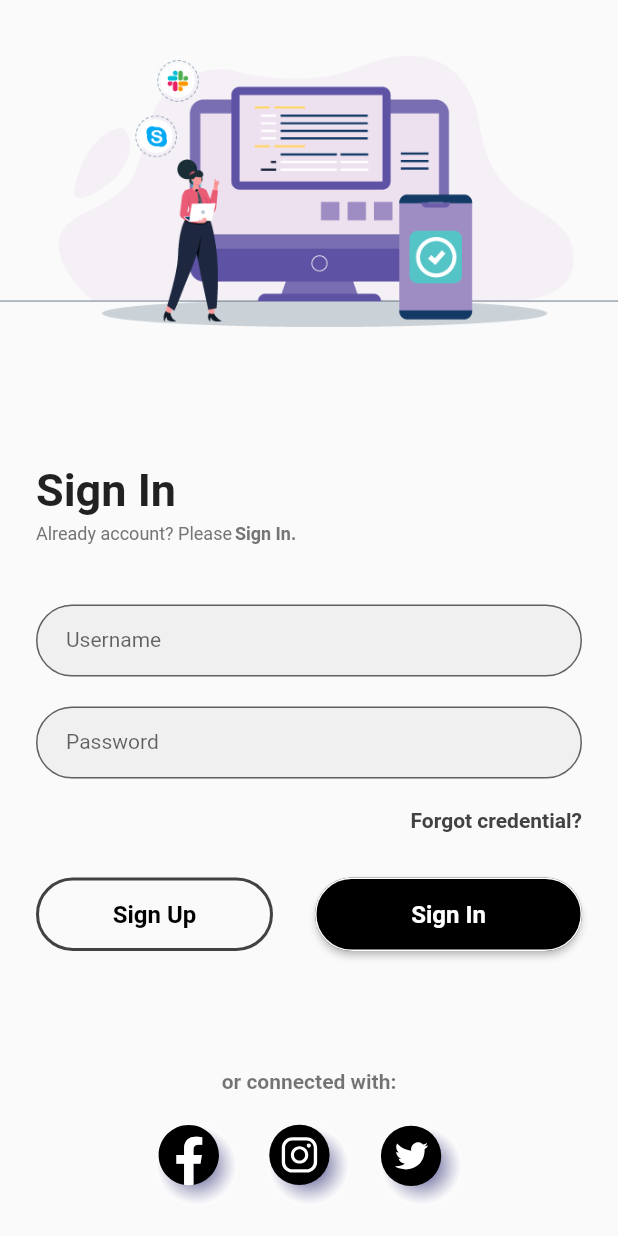
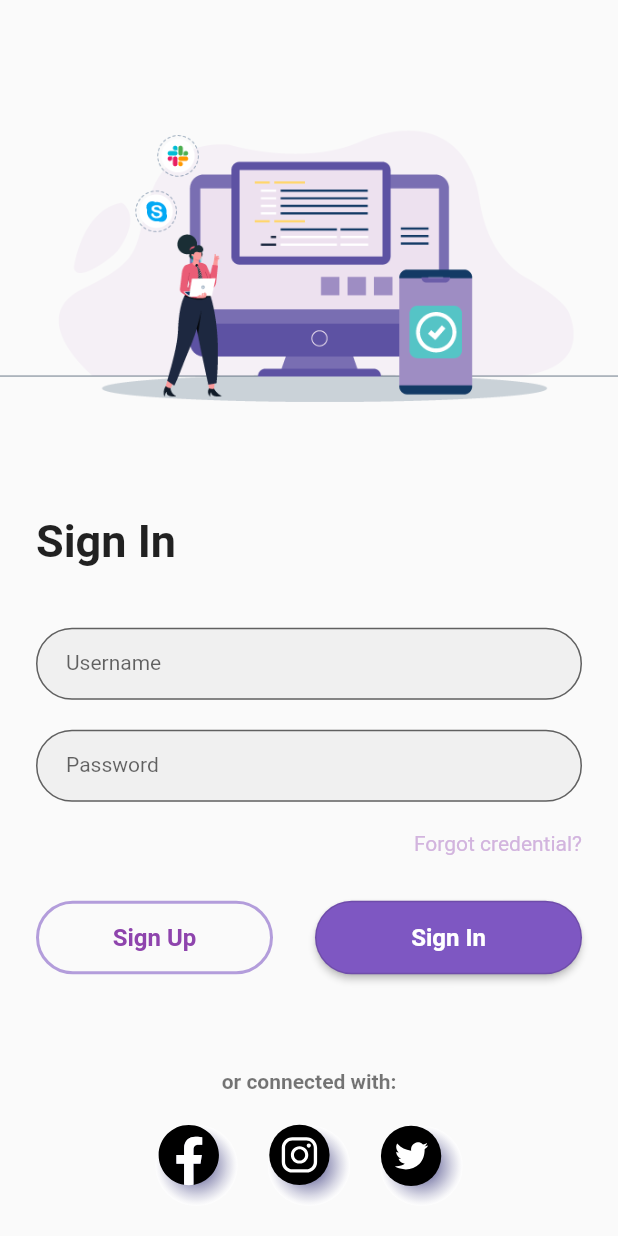
Before and after one commit to ekosuesanto/RentBus, a Flutter app: the SignInForm widget shown alone on an empty page, opened directly, on a phone screen of 412 x 824 dp. Run offline on Flutter 3.47's test engine with Material 2 defaults, Android fonts, the phone set to English and light mode, and no system bars; our stand-ins replace flutter_svg, shared_preferences; accounts and stored records are empty.

Commit message:
Snapshot 'eko_susanto_001'

```diff
--- a/lib/main.dart
+++ b/lib/main.dart
@@ -1,5 +1,4 @@
 import 'package:flutter/material.dart';
-import 'dart:async';
 import 'package:shared_preferences/shared_preferences.dart';
 import 'package:helloworld/onboarding.dart';
 import 'package:helloworld/main_page.dart';
--- a/lib/views/auth/sign_in.dart
+++ b/lib/views/auth/sign_in.dart
@@ -2,8 +2,6 @@ import 'package:flutter/cupertino.dart';
 import 'package:flutter/material.dart';
 import 'package:flutter/services.dart';
 import 'package:flutter_svg/svg.dart';
-import 'package:page_transition/page_transition.dart';
-import 'package:helloworld/views/register/register_view.dart';
 
 class SignIn extends StatelessWidget {
   Widget build(BuildContext context) {
@@ -29,9 +27,8 @@ class _SignInFormState extends State<SignInForm> {
     return LayoutBuilder(builder: (context, constraint) {
       return SingleChildScrollView(
         physics: ScrollPhysics(),
-        reverse: false,
-        primary:true,
-        keyboardDismissBehavior: ScrollViewKeyboardDismissBehavior.manual,
+        reverse: true,
+        keyboardDismissBehavior: ScrollViewKeyboardDismissBehavior.onDrag,
         child: ConstrainedBox(
           constraints: BoxConstraints(
             minHeight: constraint.maxHeight,
@@ -44,7 +41,7 @@ class _SignInFormState extends State<SignInForm> {
                 Container(
                   alignment: Alignment.bottomCenter,
                   width: MediaQuery.of(context).size.width,
-                  height: 250,
+                  height: 300,
                   child: Image(
                       image: AssetImage(
                           'assets/onboarding/one-week-before-your-employee-s-first-day.png')),
@@ -62,13 +59,6 @@ class _SignInFormState extends State<SignInForm> {
                         ),
                         alignment: Alignment.centerLeft,
                       ),
-                      SizedBox(height: 5),
-                      Container(child: Row( mainAxisAlignment: MainAxisAlignment.start,
-              crossAxisAlignment: CrossAxisAlignment.start,children: [
-                          Text("Already account? Please",style:TextStyle(fontSize:12,color:Colors.grey[600])),
-                  SizedBox(width:2),
-                          Text("Sign In.",style:TextStyle(fontSize:12,color:Colors.grey[600], fontWeight: FontWeight.bold),)
-                      ]),alignment: Alignment.centerLeft),
                       SizedBox(
                         height: 40,
                       ),
@@ -85,7 +75,7 @@ class _SignInFormState extends State<SignInForm> {
                                     BorderRadius.all(Radius.circular(40.0))),
                             focusedBorder: OutlineInputBorder(
                                 borderSide: BorderSide(
-                                    color:Colors.grey,
+                                    color: Color(0xFFD2B4DE),
                                     width: 2.0,
                                     style: BorderStyle.solid),
                                 borderRadius:
@@ -116,7 +106,7 @@ class _SignInFormState extends State<SignInForm> {
                                     BorderRadius.all(Radius.circular(40.0))),
                             focusedBorder: OutlineInputBorder(
                                 borderSide: BorderSide(
-                                    color: Colors.grey,
+                                    color: Color(0xFFD2B4DE),
                                     width: 2.0,
                                     style: BorderStyle.solid),
                                 borderRadius:
@@ -131,7 +121,7 @@ class _SignInFormState extends State<SignInForm> {
                       ),
                       SizedBox(
                         height: 20,
-                      ) ,
+                      ),
                       GestureDetector(
                         onTap: () {},
                         child: Container(
@@ -139,8 +129,8 @@ class _SignInFormState extends State<SignInForm> {
                           child: Text(
                             "Forgot credential?",
                             style: TextStyle(
-                                fontWeight: FontWeight.bold,
-                                color: Colors.grey[800] ),
+                                fontWeight: FontWeight.w400,
+                                color: Color(0xFFD2B4DE)),
                           ),
                         ),
                       ),
@@ -152,20 +142,11 @@ class _SignInFormState extends State<SignInForm> {
                           mainAxisAlignment: MainAxisAlignment.spaceBetween,
                           children: [
                             OutlinedButton(
-                              onPressed: () { Navigator.push(
-                  context,
-                  PageTransition(
-                      duration: Duration( milliseconds: 1500),
-                        reverseDuration: Duration(milliseconds: 1500),
-                    type: PageTransitionType.rightToLeft,
-                    child: RegisterView(),
-                  ),
-                );
-                              },
+                              onPressed: () {},
                               style: ButtonStyle(
                                 side: MaterialStateProperty.all<BorderSide>(
                                   BorderSide(
-                                      color: Colors.grey.shade800,
+                                      color: Colors.deepPurple.shade200,
                                       width: 2,
                                       style: BorderStyle.solid),
                                 ),
@@ -174,7 +155,7 @@ class _SignInFormState extends State<SignInForm> {
                                   RoundedRectangleBorder(
                                     borderRadius: BorderRadius.circular(30),
                                     side: BorderSide(
-                                        color: Colors.grey.shade800,
+                                        color: Colors.deepPurple.shade200,
                                         width: 2,
                                         style: BorderStyle.solid),
                                   ),
@@ -194,7 +175,7 @@ class _SignInFormState extends State<SignInForm> {
                                   style: TextStyle(
                                       fontWeight: FontWeight.bold,
                                       fontSize: 16,
-                                      color: Colors.black),
+                                      color: Color(0xFF8E44AD)),
                                 ),
                               ),
                             ),
@@ -205,14 +186,14 @@ class _SignInFormState extends State<SignInForm> {
                               style: ButtonStyle(
                                   backgroundColor:
                                       MaterialStateProperty.all<Color>(
-                                          Colors.black),
+                                          Colors.deepPurple.shade400),
                                   shape: MaterialStateProperty.all<
                                           RoundedRectangleBorder>(
                                       RoundedRectangleBorder(
                                           borderRadius:
                                               BorderRadius.circular(30),
                                           side: BorderSide(
-                                              color: Colors.white)))),
+                                              color: Colors.black12)))),
                               onPressed: () {},
                               child: Container(
                                 width:
```
Also changed, not shown: lib/views/register/register_view.dart (deleted, +0 -249 lines), pubspec.yaml (+4 -7 lines), assets/onboarding/handing-out-offer-letter.png (deleted), assets/onboarding/hiring-process.png (deleted), json/user_auth.json (deleted), lib/views/main.dart (added), 2 other files.
